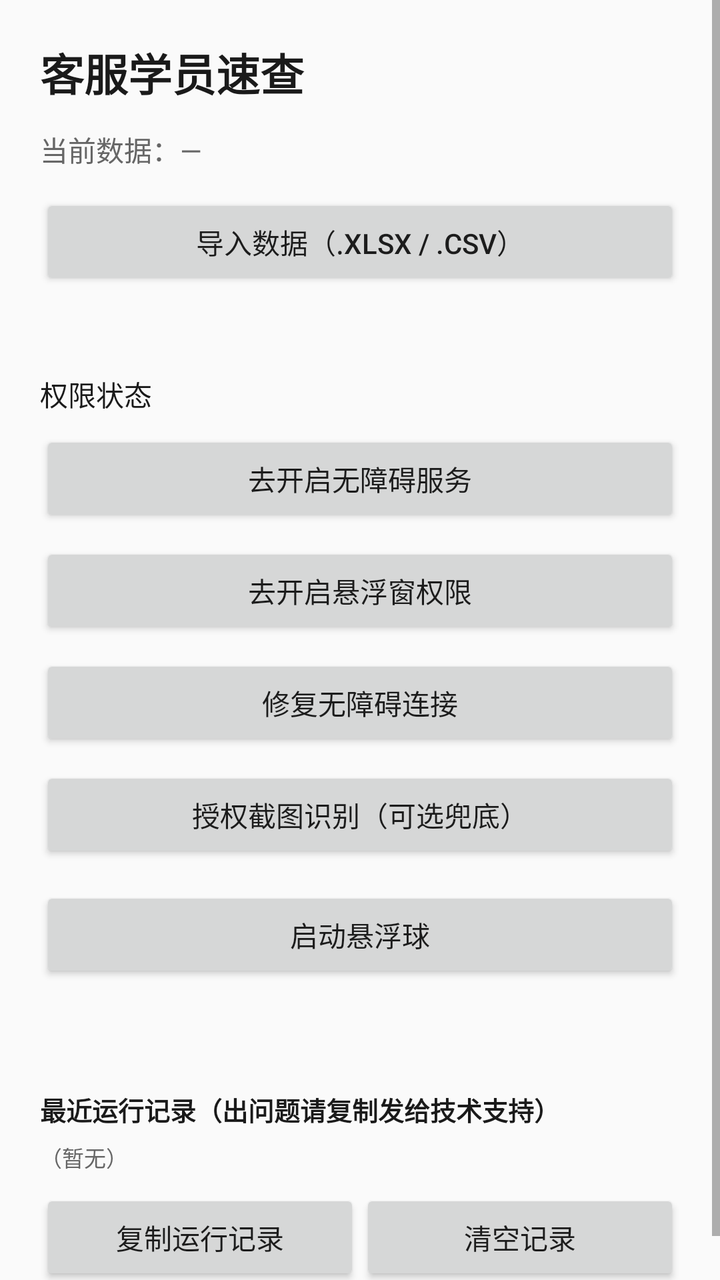
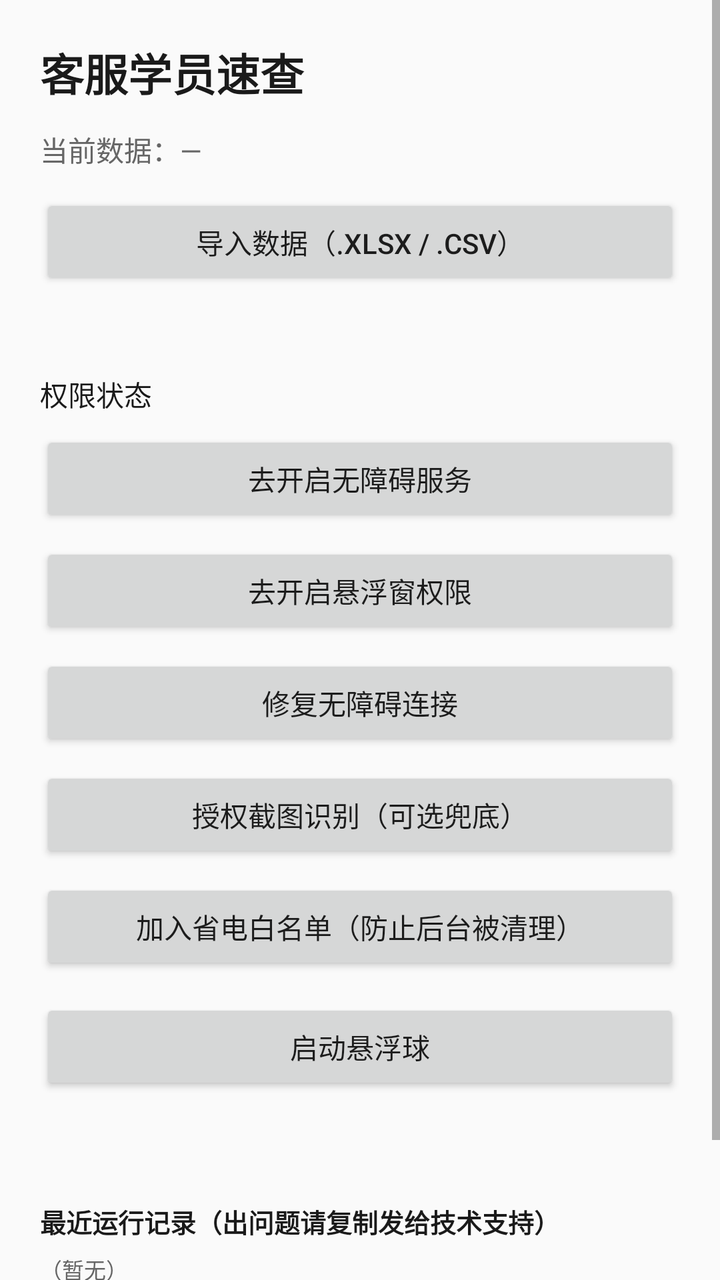

Screens rendered from an Android XML layout before and after an edit, with the pre-edit source and the edit as a unified diff.
<!-- AndroidManifest.xml: application theme Theme.StudentLookup -->
<!-- res/layout/activity_main.xml -->
<?xml version="1.0" encoding="utf-8"?>
<ScrollView xmlns:android="http://schemas.android.com/apk/res/android"
    android:layout_width="match_parent"
    android:layout_height="match_parent">

    <LinearLayout
        android:layout_width="match_parent"
        android:layout_height="wrap_content"
        android:orientation="vertical"
        android:padding="20dp">

        <TextView
            android:layout_width="match_parent"
            android:layout_height="wrap_content"
            android:text="@string/app_name"
            android:textSize="22sp"
            android:textStyle="bold"
            android:textColor="@color/text_primary" />

        <TextView
            android:id="@+id/tv_data"
            android:layout_width="match_parent"
            android:layout_height="wrap_content"
            android:layout_marginTop="12dp"
            android:text="当前数据：—"
            android:textSize="14sp"
            android:textColor="@color/text_secondary" />

        <Button
            android:id="@+id/btn_import"
            android:layout_width="match_parent"
            android:layout_height="wrap_content"
            android:layout_marginTop="12dp"
            android:text="导入数据（.xlsx / .csv）" />

        <TextView
            android:id="@+id/tv_import_result"
            android:layout_width="match_parent"
            android:layout_height="wrap_content"
            android:layout_marginTop="8dp"
            android:textSize="13sp"
            android:textColor="@color/text_secondary" />

        <TextView
            android:id="@+id/tv_perm"
            android:layout_width="match_parent"
            android:layout_height="wrap_content"
            android:layout_marginTop="16dp"
            android:text="权限状态"
            android:textSize="14sp"
            android:textColor="@color/text_primary" />

        <Button
            android:id="@+id/btn_open_accessibility"
            android:layout_width="match_parent"
            android:layout_height="wrap_content"
            android:layout_marginTop="8dp"
            android:text="去开启无障碍服务" />

        <Button
            android:id="@+id/btn_open_overlay"
            android:layout_width="match_parent"
            android:layout_height="wrap_content"
            android:layout_marginTop="8dp"
            android:text="去开启悬浮窗权限" />

        <Button
            android:id="@+id/btn_repair"
            android:layout_width="match_parent"
            android:layout_height="wrap_content"
            android:layout_marginTop="8dp"
            android:text="修复无障碍连接" />

        <Button
            android:id="@+id/btn_ocr"
            android:layout_width="match_parent"
            android:layout_height="wrap_content"
            android:layout_marginTop="8dp"
            android:text="授权截图识别（可选兜底）" />

        <Button
            android:id="@+id/btn_start"
            android:layout_width="match_parent"
            android:layout_height="wrap_content"
            android:layout_marginTop="12dp"
            android:text="启动悬浮球" />

        <TextView
            android:id="@+id/tv_rom"
            android:layout_width="match_parent"
            android:layout_height="wrap_content"
            android:layout_marginTop="16dp"
            android:textSize="13sp"
            android:textColor="@color/text_secondary" />

        <TextView
            android:layout_width="match_parent"
            android:layout_height="wrap_content"
            android:layout_marginTop="20dp"
            android:text="最近运行记录（出问题请复制发给技术支持）"
            android:textSize="13sp"
            android:textStyle="bold"
            android:textColor="@color/text_primary" />

        <TextView
            android:id="@+id/tv_diag"
            android:layout_width="match_parent"
            android:layout_height="wrap_content"
            android:layout_marginTop="6dp"
            android:text="（暂无）"
            android:textSize="11sp"
            android:textColor="@color/text_secondary" />

        <LinearLayout
            android:layout_width="match_parent"
            android:layout_height="wrap_content"
            android:layout_marginTop="8dp"
            android:orientation="horizontal">

            <Button
                android:id="@+id/btn_diag_copy"
                android:layout_width="0dp"
                android:layout_height="wrap_content"
                android:layout_weight="1"
                android:text="复制运行记录" />

            <Button
                android:id="@+id/btn_diag_clear"
                android:layout_width="0dp"
                android:layout_height="wrap_content"
                android:layout_weight="1"
                android:text="清空记录" />
        </LinearLayout>

    </LinearLayout>
</ScrollView>
<!-- resources referenced by this layout -->
<resources>
  <color name="text_primary">#1A1A1A</color>
  <color name="text_secondary">#666666</color>
  <string name="app_name">客服学员速查</string>
  <style name="Theme.StudentLookup" parent="Theme.AppCompat.DayNight.NoActionBar">
          <item name="colorPrimary">@color/purple_500</item>
          <item name="colorPrimaryDark">@color/purple_700</item>
          <item name="colorAccent">@color/teal_200</item>
      </style>
  <color name="purple_500">#6750A4</color>
  <color name="purple_700">#4F378B</color>
  <color name="teal_200">#03DAC5</color>
</resources>

<!-- the commit's change to res/layout/activity_main.xml (unified diff, before → after) -->
@@ -79,6 +79,13 @@
             android:text="授权截图识别（可选兜底）" />
 
         <Button
+            android:id="@+id/btn_battery"
+            android:layout_width="match_parent"
+            android:layout_height="wrap_content"
+            android:layout_marginTop="8dp"
+            android:text="加入省电白名单（防止后台被清理）" />
+
+        <Button
             android:id="@+id/btn_start"
             android:layout_width="match_parent"
             android:layout_height="wrap_content"
